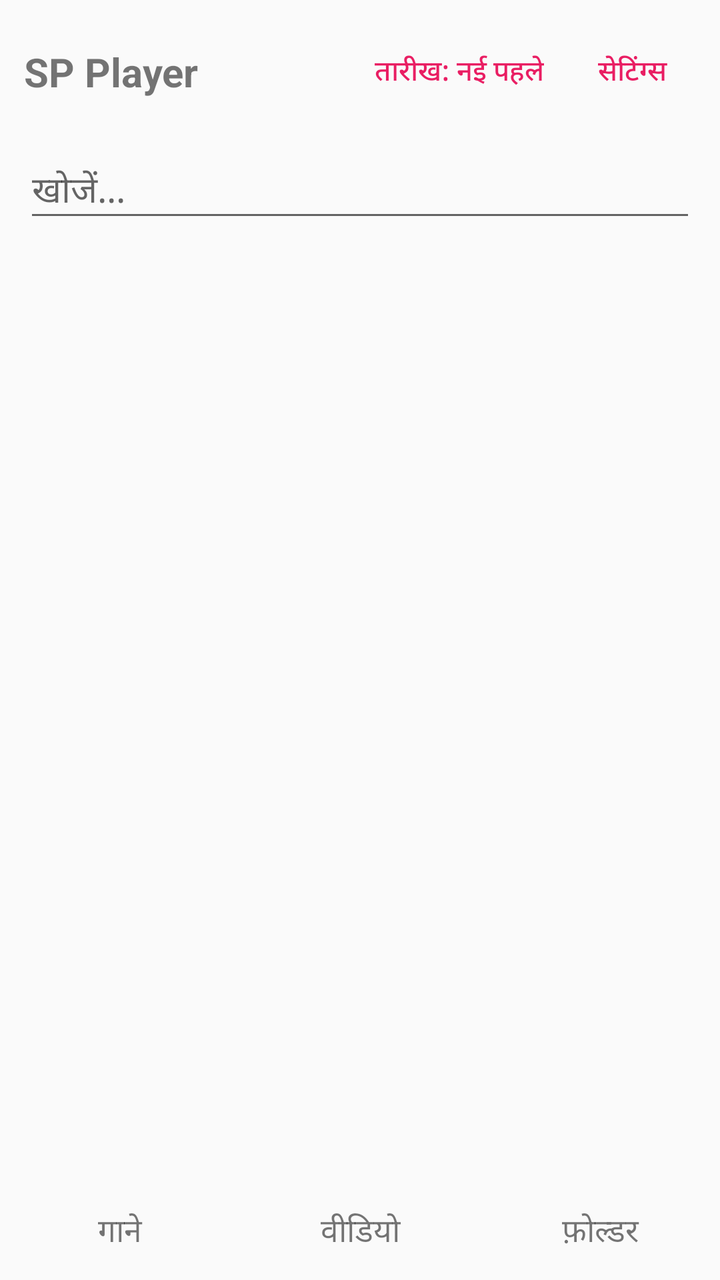
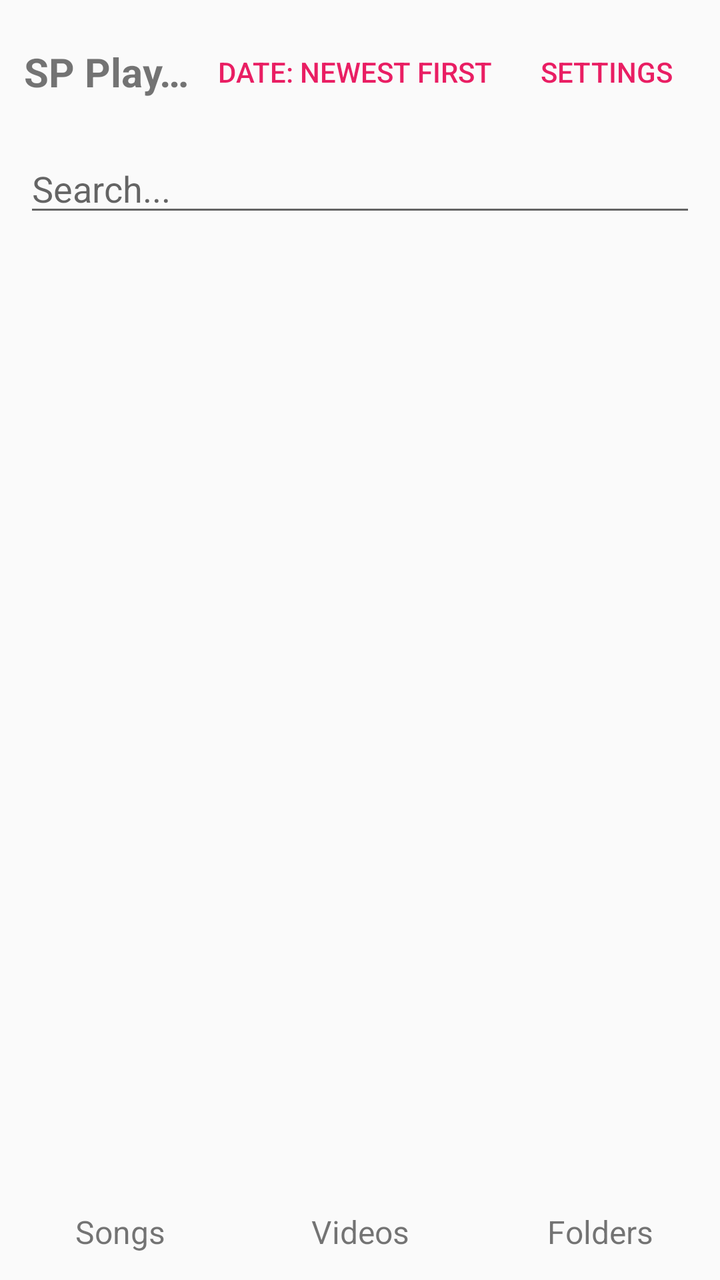

Screens rendered from an Android XML layout before and after an edit, with the pre-edit source and the edit as a unified diff.
<!-- AndroidManifest.xml: application theme Theme.SPPlayer -->
<!-- res/layout/activity_main.xml -->
<?xml version="1.0" encoding="utf-8"?>
<LinearLayout xmlns:android="http://schemas.android.com/apk/res/android"
    android:layout_width="match_parent"
    android:layout_height="match_parent"
    android:background="?android:attr/colorBackground"
    android:orientation="vertical">

    <LinearLayout
        android:id="@+id/header_row"
        android:layout_width="match_parent"
        android:layout_height="wrap_content"
        android:gravity="center_vertical"
        android:orientation="horizontal"
        android:padding="12dp">

        <TextView
            android:id="@+id/header_title"
            android:layout_width="0dp"
            android:layout_height="wrap_content"
            android:layout_weight="1"
            android:ellipsize="end"
            android:singleLine="true"
            android:text="@string/app_name"
            android:textSize="20sp"
            android:textStyle="bold" />

        <Button
            android:id="@+id/sort_button"
            style="?android:attr/buttonBarButtonStyle"
            android:layout_width="wrap_content"
            android:layout_height="wrap_content"
            android:text="तारीख: नई पहले" />

        <Button
            android:id="@+id/settings_button"
            style="?android:attr/buttonBarButtonStyle"
            android:layout_width="wrap_content"
            android:layout_height="wrap_content"
            android:text="सेटिंग्स" />
    </LinearLayout>

    <EditText
        android:id="@+id/search_box"
        android:layout_width="match_parent"
        android:layout_height="wrap_content"
        android:layout_marginHorizontal="12dp"
        android:hint="खोजें..."
        android:inputType="text"
        android:singleLine="true" />

    <LinearLayout
        android:id="@+id/permission_row"
        android:layout_width="match_parent"
        android:layout_height="wrap_content"
        android:orientation="vertical"
        android:padding="12dp"
        android:visibility="gone">

        <TextView
            android:layout_width="match_parent"
            android:layout_height="wrap_content"
            android:text="अपने गाने और वीडियो देखने के लिए SP Player को मीडिया की अनुमति दें। यह पूरी तरह offline है — आपकी फ़ाइलें फोन से बाहर नहीं जातीं।" />

        <Button
            android:id="@+id/permission_button"
            android:layout_width="wrap_content"
            android:layout_height="wrap_content"
            android:layout_marginTop="8dp"
            android:text="अनुमति दें" />
    </LinearLayout>

    <TextView
        android:id="@+id/empty_text"
        android:layout_width="match_parent"
        android:layout_height="wrap_content"
        android:gravity="center"
        android:padding="24dp"
        android:text="यहाँ कुछ नहीं मिला"
        android:visibility="gone" />

    <ListView
        android:id="@+id/list_view"
        android:layout_width="match_parent"
        android:layout_height="0dp"
        android:layout_weight="1"
        android:dividerHeight="1dp" />

    <LinearLayout
        android:id="@+id/mini_player"
        android:layout_width="match_parent"
        android:layout_height="56dp"
        android:gravity="center_vertical"
        android:orientation="horizontal"
        android:paddingHorizontal="12dp"
        android:visibility="gone">

        <TextView
            android:id="@+id/mini_title"
            android:layout_width="0dp"
            android:layout_height="wrap_content"
            android:layout_weight="1"
            android:ellipsize="end"
            android:singleLine="true"
            android:textColor="@android:color/white"
            android:textSize="15sp" />

        <ImageButton
            android:id="@+id/mini_play_pause"
            android:layout_width="40dp"
            android:layout_height="40dp"
            android:background="?attr/selectableItemBackgroundBorderless"
            android:contentDescription="Play/Pause"
            android:src="@drawable/ic_play" />

        <ImageButton
            android:id="@+id/mini_next"
            android:layout_width="40dp"
            android:layout_height="40dp"
            android:background="?attr/selectableItemBackgroundBorderless"
            android:contentDescription="Next"
            android:src="@drawable/ic_next" />
    </LinearLayout>

    <LinearLayout
        android:id="@+id/tabs_row"
        android:layout_width="match_parent"
        android:layout_height="48dp"
        android:orientation="horizontal">

        <TextView
            android:id="@+id/tab_music"
            android:layout_width="0dp"
            android:layout_height="match_parent"
            android:layout_weight="1"
            android:gravity="center"
            android:text="गाने"
            android:textSize="16sp" />

        <TextView
            android:id="@+id/tab_video"
            android:layout_width="0dp"
            android:layout_height="match_parent"
            android:layout_weight="1"
            android:gravity="center"
            android:text="वीडियो"
            android:textSize="16sp" />

        <TextView
            android:id="@+id/tab_folders"
            android:layout_width="0dp"
            android:layout_height="match_parent"
            android:layout_weight="1"
            android:gravity="center"
            android:text="फ़ोल्डर"
            android:textSize="16sp" />
    </LinearLayout>

</LinearLayout>
<!-- resources referenced by this layout -->
<resources>
  <!-- drawable ic_next (drawable) -->
  <vector xmlns:android="http://schemas.android.com/apk/res/android"
      android:width="24dp"
      android:height="24dp"
      android:viewportWidth="24"
      android:viewportHeight="24">
      <path
          android:fillColor="#FF000000"
          android:pathData="M6,18l8.5,-6L6,6v12zM16,6v12h2V6h-2z" />
  </vector>
  <!-- drawable ic_play (drawable) -->
  <vector xmlns:android="http://schemas.android.com/apk/res/android"
      android:width="24dp"
      android:height="24dp"
      android:viewportWidth="24"
      android:viewportHeight="24">
      <path
          android:fillColor="#FF000000"
          android:pathData="M8,5v14l11,-7z" />
  </vector>
  <string name="app_name">SP Player</string>
  <style name="Theme.SPPlayer" parent="Theme.AppCompat.DayNight.NoActionBar">
          <item name="colorPrimary">@color/accent_pink</item>
          <item name="colorPrimaryDark">@color/accent_pink_dark</item>
          <item name="colorAccent">@color/accent_pink</item>
          <item name="android:windowBackground">?android:attr/colorBackground</item>
      </style>
  <color name="accent_pink">#E91E63</color>
  <color name="accent_pink_dark">#C2185B</color>
</resources>

<!-- the commit's change to res/layout/activity_main.xml (unified diff, before → after) -->
@@ -29,14 +29,14 @@
             style="?android:attr/buttonBarButtonStyle"
             android:layout_width="wrap_content"
             android:layout_height="wrap_content"
-            android:text="तारीख: नई पहले" />
+            android:text="Date: Newest first" />
 
         <Button
             android:id="@+id/settings_button"
             style="?android:attr/buttonBarButtonStyle"
             android:layout_width="wrap_content"
             android:layout_height="wrap_content"
-            android:text="सेटिंग्स" />
+            android:text="Settings" />
     </LinearLayout>
 
     <EditText
@@ -44,7 +44,7 @@
         android:layout_width="match_parent"
         android:layout_height="wrap_content"
         android:layout_marginHorizontal="12dp"
-        android:hint="खोजें..."
+        android:hint="Search..."
         android:inputType="text"
         android:singleLine="true" />
 
@@ -59,14 +59,14 @@
         <TextView
             android:layout_width="match_parent"
             android:layout_height="wrap_content"
-            android:text="अपने गाने और वीडियो देखने के लिए SP Player को मीडिया की अनुमति दें। यह पूरी तरह offline है — आपकी फ़ाइलें फोन से बाहर नहीं जातीं।" />
+            android:text="Allow SP Player to access your media to see your songs and videos. Fully offline — your files never leave your phone." />
 
         <Button
             android:id="@+id/permission_button"
             android:layout_width="wrap_content"
             android:layout_height="wrap_content"
             android:layout_marginTop="8dp"
-            android:text="अनुमति दें" />
+            android:text="Allow" />
     </LinearLayout>
 
     <TextView
@@ -75,7 +75,7 @@
         android:layout_height="wrap_content"
         android:gravity="center"
         android:padding="24dp"
-        android:text="यहाँ कुछ नहीं मिला"
+        android:text="Nothing found here"
         android:visibility="gone" />
 
     <ListView
@@ -122,6 +122,31 @@
     </LinearLayout>
 
     <LinearLayout
+        android:id="@+id/select_bar"
+        android:layout_width="match_parent"
+        android:layout_height="56dp"
+        android:gravity="center_vertical"
+        android:orientation="horizontal"
+        android:paddingHorizontal="12dp"
+        android:visibility="gone">
+
+        <Button
+            android:id="@+id/select_add_button"
+            style="?android:attr/buttonBarButtonStyle"
+            android:layout_width="0dp"
+            android:layout_height="wrap_content"
+            android:layout_weight="1"
+            android:text="Add to Playlist (0)" />
+
+        <Button
+            android:id="@+id/select_cancel_button"
+            style="?android:attr/buttonBarButtonStyle"
+            android:layout_width="wrap_content"
+            android:layout_height="wrap_content"
+            android:text="Cancel" />
+    </LinearLayout>
+
+    <LinearLayout
         android:id="@+id/tabs_row"
         android:layout_width="match_parent"
         android:layout_height="48dp"
@@ -133,7 +158,7 @@
             android:layout_height="match_parent"
             android:layout_weight="1"
             android:gravity="center"
-            android:text="गाने"
+            android:text="Songs"
             android:textSize="16sp" />
 
         <TextView
@@ -142,7 +167,7 @@
             android:layout_height="match_parent"
             android:layout_weight="1"
             android:gravity="center"
-            android:text="वीडियो"
+            android:text="Videos"
             android:textSize="16sp" />
 
         <TextView
@@ -151,7 +176,7 @@
             android:layout_height="match_parent"
             android:layout_weight="1"
             android:gravity="center"
-            android:text="फ़ोल्डर"
+            android:text="Folders"
             android:textSize="16sp" />
     </LinearLayout>
 
